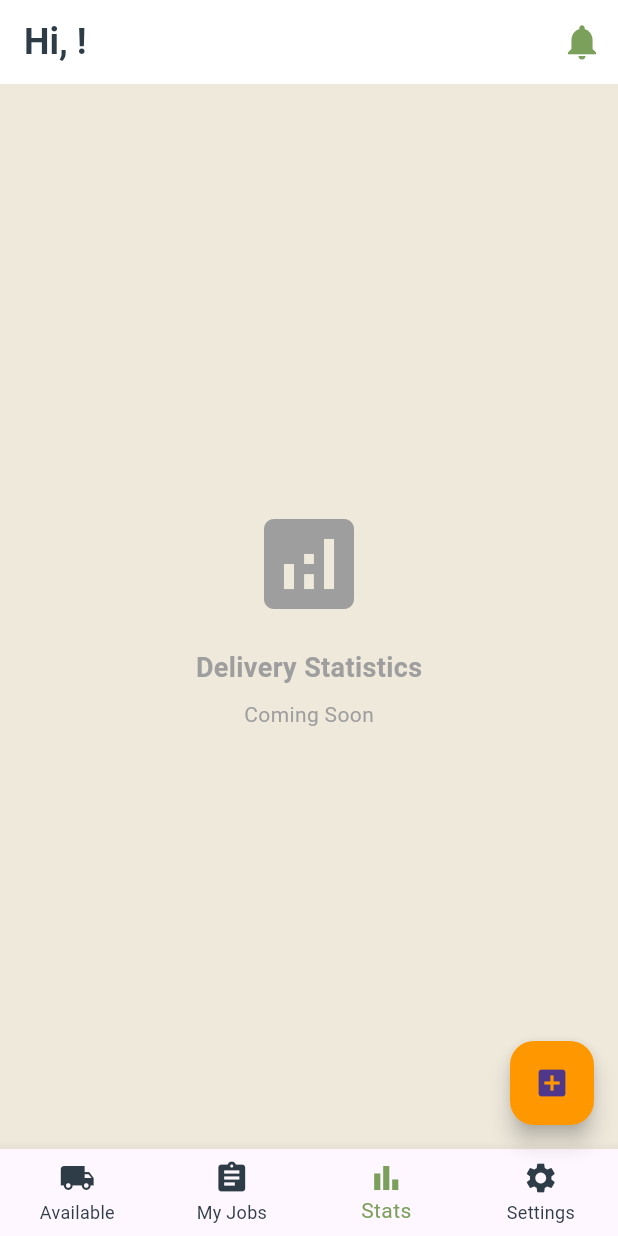
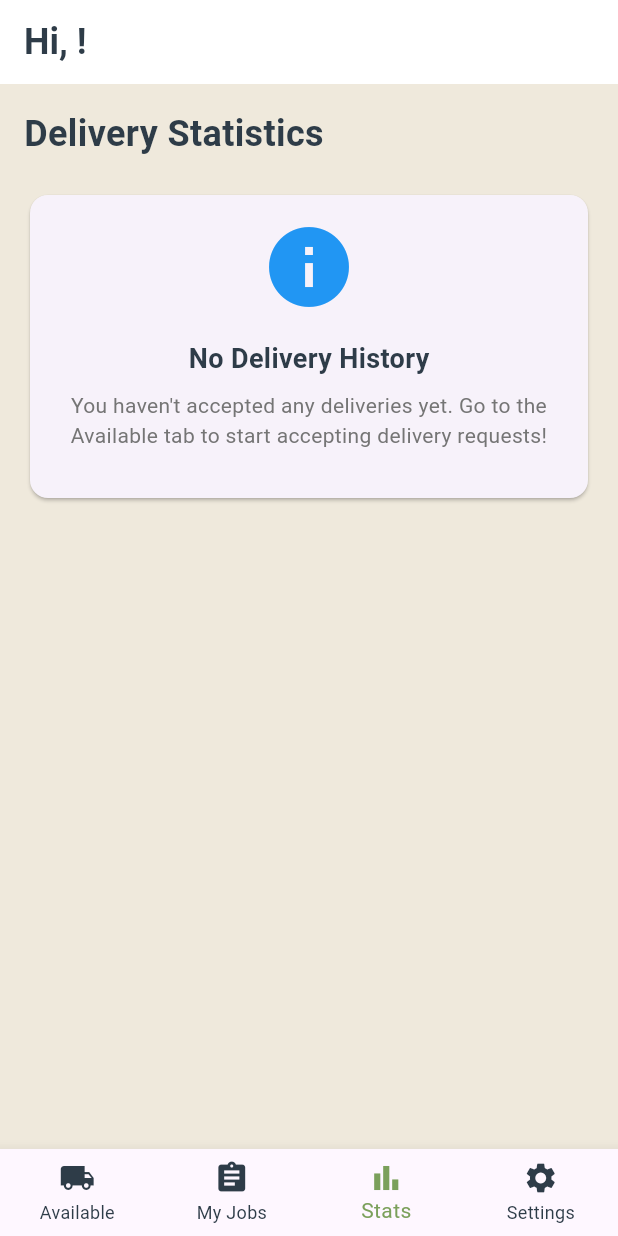
Before and after one commit to BasemGhasan/ThriftNest, a Flutter app: the CourierDashboard screen opened directly, item 3 of the bottom bar chosen, on a phone screen of 412 x 824 dp. Run offline on Flutter 3.47's test engine with Material 3 defaults, Android fonts, the phone set to English and light mode, and no system bars; our stand-ins replace cloud_firestore, firebase_auth, firebase_core, firebase_storage, geocoding, geolocator and 2 more; accounts and stored records are empty.

Commit message:
Complete ThriftNest app with courier statistics,
- Added courier statistics screen with real Firebase data

- Enhanced courier dashboard with floating action buttons for test data

- Removed debug info from statistics display

- All core functionality working: seller listings, buyer shopping, courier delivery system

```diff
--- a/lib/CourierScreens/courier_dashboard.dart
+++ b/lib/CourierScreens/courier_dashboard.dart
@@ -6,6 +6,7 @@ import 'package:cloud_firestore/cloud_firestore.dart';
 import '../main.dart';
 import 'available_deliveries.dart';
 import 'my_deliveries.dart';
+import '../CourierScreens/courier_statistics.dart';
 import '../CommonScreens/ProfileManagementScreen.dart'; // Import ProfileManagementScreen
 
 class CourierDashboard extends StatefulWidget {
@@ -45,7 +46,7 @@ class _CourierDashboardState extends State<CourierDashboard> {
     final tabs = [
       const AvailableDeliveries(),
       const MyDeliveries(),
-      _buildStatsTab(),
+      const CourierStatistics(),
       ProfileManagementScreen(),
     ];
 
@@ -69,65 +70,12 @@ class _CourierDashboardState extends State<CourierDashboard> {
             );
           },
         ),
-        actions: [
-          IconButton(
-            icon: Icon(
-              Icons.notifications,
-              color: ThriftNestApp.primaryColor,
-              size: 28,
-            ),
-            onPressed: () {
-              // TODO: Navigate to notifications
-            },
-          ),
-        ],
+
       ),
       body: IndexedStack(
         index: _currentIndex,
         children: tabs,
-      ),// Add this as a floating action button in courier_dashboard.dart
-floatingActionButton: FloatingActionButton(
-  onPressed: () async {
-    try {
-      // Create a test delivery request
-      await FirebaseFirestore.instance.collection('deliveryRequests').add({
-        'itemId': 'test_item_${DateTime.now().millisecondsSinceEpoch}',
-        'itemTitle': 'Test iPhone 12 Pro',
-        'sellerId': 'test_seller_123',
-        'sellerName': 'Ahmad Rahman',
-        'sellerPhone': '+60123456789',
-        'buyerId': 'test_buyer_456',
-        'buyerName': 'Sarah Lee',
-        'buyerPhone': '+60198765432',
-        'pickupAddress': 'APU University, Technology Park Malaysia',
-        'deliveryAddress': 'Sunway University, Bandar Sunway',
-        'courierId': null,
-        'courierName': null,
-        'status': 'pending',
-        'createdAt': FieldValue.serverTimestamp(),
-        'acceptedAt': null,
-        'deliveredAt': null,
-        'specialInstructions': 'Handle with care - electronic item',
-      });
-
-      ScaffoldMessenger.of(context).showSnackBar(
-        const SnackBar(
-          content: Text('✅ Test delivery created!'),
-          backgroundColor: Colors.green,
-        ),
-      );
-    } catch (e) {
-      ScaffoldMessenger.of(context).showSnackBar(
-        SnackBar(
-          content: Text('Error: $e'),
-          backgroundColor: Colors.red,
-        ),
-      );
-    }
-  },
-  backgroundColor: Colors.orange,
-  child: const Icon(Icons.add_box),
-),
+      ),
       bottomNavigationBar: BottomNavigationBar(
         type: BottomNavigationBarType.fixed,
         currentIndex: _currentIndex,
@@ -158,7 +106,7 @@ floatingActionButton: FloatingActionButton(
     );
   }
 
-  Widget _buildStatsTab() {
+  /*Widget _buildStatsTab() {
     return const Center(
       child: Column(
         mainAxisAlignment: MainAxisAlignment.center,
@@ -219,5 +167,5 @@ floatingActionButton: FloatingActionButton(
   //       ],
   //     ),
   //   );
-  // }
+  // } */
 }
--- /dev/null
+++ b/lib/CourierScreens/courier_statistics.dart
@@ -0,0 +1,417 @@
+// lib/CourierScreens/courier_statistics.dart
+
+import 'package:flutter/material.dart';
+import 'package:firebase_auth/firebase_auth.dart';
+import 'package:cloud_firestore/cloud_firestore.dart';
+import '../main.dart';
+import '../courierLogic/delivery_service.dart';
+import '../courierLogic/delivery_model.dart';
+
+class CourierStatistics extends StatelessWidget {
+  const CourierStatistics({super.key});
+
+  @override
+  Widget build(BuildContext context) {
+    final user = FirebaseAuth.instance.currentUser;
+
+    if (user == null) {
+      return const Center(
+        child: Text('Please log in to view statistics'),
+      );
+    }
+
+    return Scaffold(
+      backgroundColor: ThriftNestApp.backgroundColor,
+      body: StreamBuilder<QuerySnapshot>(
+        stream: FirebaseFirestore.instance
+            .collection('deliveryRequests')
+            .where('courierId', isEqualTo: user.uid)
+            .snapshots(),
+        builder: (context, snapshot) {
+          if (snapshot.hasError) {
+            return Center(
+              child: Column(
+                mainAxisAlignment: MainAxisAlignment.center,
+                children: [
+                  Icon(Icons.error, size: 64, color: Colors.red),
+                  SizedBox(height: 16),
+                  Text('Error loading statistics'),
+                  SizedBox(height: 8),
+                  Text('${snapshot.error}', style: TextStyle(fontSize: 12)),
+                ],
+              ),
+            );
+          }
+
+          if (!snapshot.hasData) {
+            return const Center(
+              child: Column(
+                mainAxisAlignment: MainAxisAlignment.center,
+                children: [
+                  CircularProgressIndicator(),
+                  SizedBox(height: 16),
+                  Text('Loading your statistics...'),
+                ],
+              ),
+            );
+          }
+
+          print('📊 Total documents found: ${snapshot.data!.docs.length}');
+
+          // Convert documents to delivery objects with error handling
+          final deliveries = <DeliveryRequest>[];
+          for (var doc in snapshot.data!.docs) {
+            try {
+              final delivery = DeliveryRequest.fromDoc(doc as DocumentSnapshot<Map<String, dynamic>>);
+              deliveries.add(delivery);
+              print('✅ Parsed delivery: ${delivery.itemTitle} - Status: ${delivery.status}');
+            } catch (e) {
+              print('❌ Error parsing delivery ${doc.id}: $e');
+            }
+          }
+
+          // Calculate statistics with debugging
+          final totalDeliveries = deliveries.length;
+          final completedDeliveries = deliveries
+              .where((d) => d.status == DeliveryStatus.delivered)
+              .length;
+          final activeDeliveries = deliveries
+              .where((d) => d.status == DeliveryStatus.accepted ||
+                           d.status == DeliveryStatus.inTransit)
+              .length;
+          final cancelledDeliveries = deliveries
+              .where((d) => d.status == DeliveryStatus.cancelled)
+              .length;
+          final pendingDeliveries = deliveries
+              .where((d) => d.status == DeliveryStatus.pending)
+              .length;
+
+          print('📈 Statistics: Total=$totalDeliveries, Completed=$completedDeliveries, Active=$activeDeliveries, Cancelled=$cancelledDeliveries, Pending=$pendingDeliveries');
+
+          // Calculate completion rate
+          final completionRate = totalDeliveries > 0
+              ? (completedDeliveries / totalDeliveries * 100).toStringAsFixed(1)
+              : '0.0';
+
+          // Calculate earnings (RM 5 per completed delivery)
+          final totalEarnings = completedDeliveries * 5.0;
+
+          // Get completed deliveries for recent list
+          final recentCompletedDeliveries = deliveries
+              .where((d) => d.status == DeliveryStatus.delivered && d.deliveredAt != null)
+              .toList();
+
+          // Sort by delivery date (most recent first)
+          recentCompletedDeliveries.sort((a, b) =>
+              b.deliveredAt!.compareTo(a.deliveredAt!));
+
+          // Show debug info if no data
+          if (totalDeliveries == 0) {
+            return SingleChildScrollView(
+              padding: const EdgeInsets.all(16),
+              child: Column(
+                crossAxisAlignment: CrossAxisAlignment.start,
+                children: [
+                  const Text(
+                    'Delivery Statistics',
+                    style: TextStyle(
+                      fontSize: 24,
+                      fontWeight: FontWeight.bold,
+                      color: ThriftNestApp.textColor,
+                    ),
+                  ),
+                  const SizedBox(height: 20),
+                  Card(
+                    child: Padding(
+                      padding: const EdgeInsets.all(16),
+                      child: Column(
+                        children: [
+                          Icon(Icons.info, size: 64, color: Colors.blue),
+                          SizedBox(height: 16),
+                          Text(
+                            'No Delivery History',
+                            style: TextStyle(
+                              fontSize: 18,
+                              fontWeight: FontWeight.bold,
+                            ),
+                          ),
+                          SizedBox(height: 8),
+                          Text(
+                            'You haven\'t accepted any deliveries yet. Go to the Available tab to start accepting delivery requests!',
+                            textAlign: TextAlign.center,
+                            style: TextStyle(color: Colors.grey.shade600),
+                          ),
+                          SizedBox(height: 16),
+
+                        ],
+                      ),
+                    ),
+                  ),
+                ],
+              ),
+            );
+          }
+
+          return SingleChildScrollView(
+            padding: const EdgeInsets.all(16),
+            child: Column(
+              crossAxisAlignment: CrossAxisAlignment.start,
+              children: [
+                const Text(
+                  'Delivery Statistics',
+                  style: TextStyle(
+                    fontSize: 24,
+                    fontWeight: FontWeight.bold,
+                    color: ThriftNestApp.textColor,
+                  ),
+                ),
+                const SizedBox(height: 20),
+
+                // Stats Cards
+                Row(
+                  children: [
+                    Expanded(
+                      child: _StatCard(
+                        title: 'Total Deliveries',
+                        value: totalDeliveries.toString(),
+                        icon: Icons.local_shipping,
+                        color: ThriftNestApp.primaryColor,
+                      ),
+                    ),
+                    const SizedBox(width: 12),
+                    Expanded(
+                      child: _StatCard(
+                        title: 'Completed',
+                        value: completedDeliveries.toString(),
+                        icon: Icons.check_circle,
+                        color: Colors.green,
+                      ),
+                    ),
+                  ],
+                ),
+                const SizedBox(height: 12),
+
+                Row(
+                  children: [
+                    Expanded(
+                      child: _StatCard(
+                        title: 'Active',
+                        value: activeDeliveries.toString(),
+                        icon: Icons.directions_run,
+                        color: Colors.blue,
+                      ),
+                    ),
+                    const SizedBox(width: 12),
+                    Expanded(
+                      child: _StatCard(
+                        title: 'Cancelled',
+                        value: cancelledDeliveries.toString(),
+                        icon: Icons.cancel,
+                        color: Colors.red,
+                      ),
+                    ),
+                  ],
+                ),
+                const SizedBox(height: 20),
+
+                // Performance Card
+                Card(
+                  shape: RoundedRectangleBorder(
+                    borderRadius: BorderRadius.circular(12),
+                  ),
+                  child: Padding(
+                    padding: const EdgeInsets.all(16),
+                    child: Column(
+                      crossAxisAlignment: CrossAxisAlignment.start,
+                      children: [
+                        const Text(
+                          'Performance',
+                          style: TextStyle(
+                            fontSize: 18,
+                            fontWeight: FontWeight.bold,
+                            color: ThriftNestApp.textColor,
+                          ),
+                        ),
+                        const SizedBox(height: 12),
+                        Row(
+                          children: [
+                            Icon(
+                              Icons.trending_up,
+                              color: ThriftNestApp.primaryColor,
+                              size: 24,
+                            ),
+                            const SizedBox(width: 8),
+                            Text(
+                              'Completion Rate: $completionRate%',
+                              style: const TextStyle(
+                                fontSize: 16,
+                                color: ThriftNestApp.textColor,
+                              ),
+                            ),
+                          ],
+                        ),
+                        const SizedBox(height: 8),
+                        LinearProgressIndicator(
+                          value: double.parse(completionRate) / 100,
+                          backgroundColor: Colors.grey.shade300,
+                          valueColor: AlwaysStoppedAnimation<Color>(
+                            ThriftNestApp.primaryColor,
+                          ),
+                        ),
+                      ],
+                    ),
+                  ),
+                ),
+                const SizedBox(height: 20),
+
+                // Earnings Card
+                Card(
+                  shape: RoundedRectangleBorder(
+                    borderRadius: BorderRadius.circular(12),
+                  ),
+                  child: Padding(
+                    padding: const EdgeInsets.all(16),
+                    child: Column(
+                      crossAxisAlignment: CrossAxisAlignment.start,
+                      children: [
+                        const Text(
+                          'Earnings',
+                          style: TextStyle(
+                            fontSize: 18,
+                            fontWeight: FontWeight.bold,
+                            color: ThriftNestApp.textColor,
+                          ),
+                        ),
+                        const SizedBox(height: 12),
+                        Row(
+                          children: [
+                            Icon(
+                              Icons.attach_money,
+                              color: Colors.green,
+                              size: 24,
+                            ),
+                            const SizedBox(width: 8),
+                            Text(
+                              'Total Earned: RM ${totalEarnings.toStringAsFixed(2)}',
+                              style: const TextStyle(
+                                fontSize: 16,
+                                fontWeight: FontWeight.w600,
+                                color: Colors.green,
+                              ),
+                            ),
+                          ],
+                        ),
+                        const SizedBox(height: 8),
+                        Text(
+                          'RM 5.00 per completed delivery',
+                          style: TextStyle(
+                            fontSize: 14,
+                            color: Colors.grey.shade600,
+                          ),
+                        ),
+                      ],
+                    ),
+                  ),
+                ),
+                const SizedBox(height: 20),
+
+                // Recent Completed Deliveries
+                if (completedDeliveries > 0) ...[
+                  const Text(
+                    'Recent Completed Deliveries',
+                    style: TextStyle(
+                      fontSize: 18,
+                      fontWeight: FontWeight.bold,
+                      color: ThriftNestApp.textColor,
+                    ),
+                  ),
+                  const SizedBox(height: 12),
+                  ...deliveries
+                      .where((d) => d.status == DeliveryStatus.delivered)
+                      .take(5)
+                      .map((delivery) => Card(
+                            margin: const EdgeInsets.only(bottom: 8),
+                            child: ListTile(
+                              leading: Icon(
+                                Icons.check_circle,
+                                color: Colors.green,
+                              ),
+                              title: Text(delivery.itemTitle),
+                              subtitle: Text(
+                                'Delivered: ${_formatDate(delivery.deliveredAt!)}',
+                              ),
+                              trailing: const Text(
+                                'RM 5.00',
+                                style: TextStyle(
+                                  fontWeight: FontWeight.bold,
+                                  color: Colors.green,
+                                ),
+                              ),
+                            ),
+                          )),
+                ],
+              ],
+            ),
+          );
+        },
+      ),
+    );
+  }
+
+  String _formatDate(DateTime date) {
+    return '${date.day}/${date.month}/${date.year}';
+  }
+}
+
+class _StatCard extends StatelessWidget {
+  final String title;
+  final String value;
+  final IconData icon;
+  final Color color;
+
+  const _StatCard({
+    required this.title,
+    required this.value,
+    required this.icon,
+    required this.color,
+  });
+
+  @override
+  Widget build(BuildContext context) {
+    return Card(
+      shape: RoundedRectangleBorder(
+        borderRadius: BorderRadius.circular(12),
+      ),
+      child: Padding(
+        padding: const EdgeInsets.all(16),
+        child: Column(
+          crossAxisAlignment: CrossAxisAlignment.start,
+          children: [
+            Row(
+              children: [
+                Icon(icon, color: color, size: 24),
+                const Spacer(),
+                Text(
+                  value,
+                  style: TextStyle(
+                    fontSize: 24,
+                    fontWeight: FontWeight.bold,
+                    color: color,
+                  ),
+                ),
+              ],
+            ),
+            const SizedBox(height: 8),
+            Text(
+              title,
+              style: TextStyle(
+                fontSize: 14,
+                color: Colors.grey.shade600,
+              ),
+            ),
+          ],
+        ),
+      ),
+    );
+  }
+}
```
